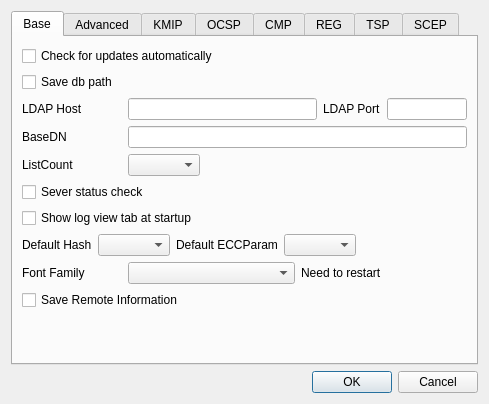
Above: CertMan/settings_dlg.ui from jykim74/CertMan before the change. Below: the same form after it.
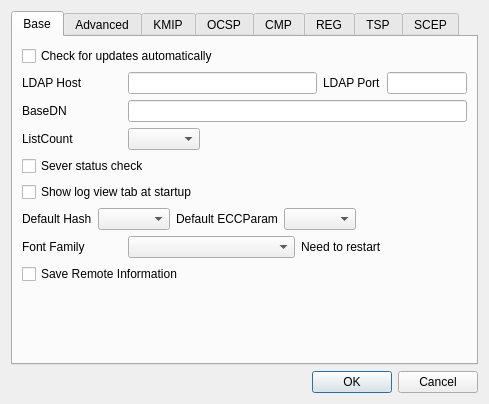
That is the form after the change.

```diff
--- a/CertMan/settings_dlg.ui
+++ b/CertMan/settings_dlg.ui
@@ -31,13 +31,6 @@
          </property>
         </widget>
        </item>
-       <item>
-        <widget class="QCheckBox" name="mSaveDBPathCheck">
-         <property name="text">
-          <string>Save db path</string>
-         </property>
-        </widget>
-       </item>
        <item>
         <layout class="QGridLayout" name="gridLayout_14">
          <property name="topMargin">
```
Left out of the diff: 1 changed line with no effect on the pictures.
